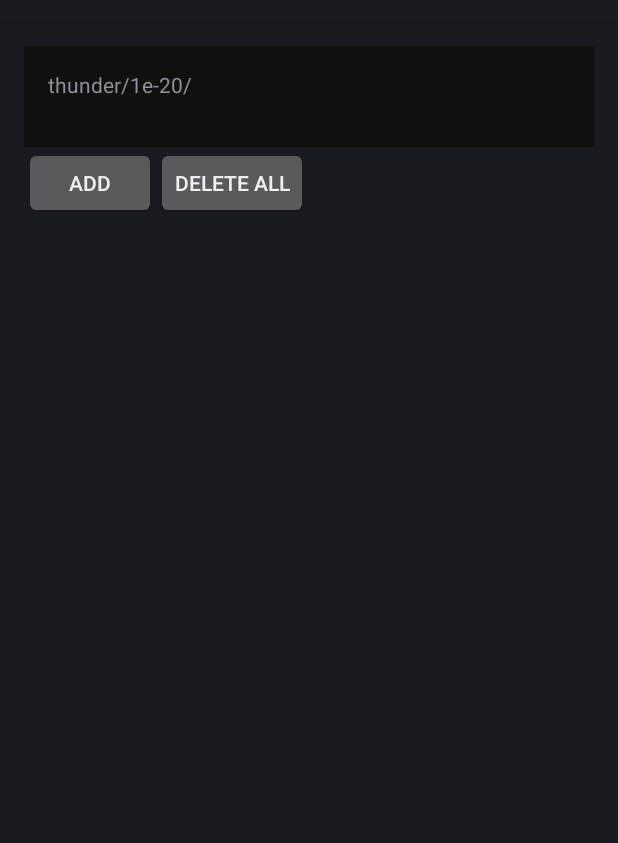
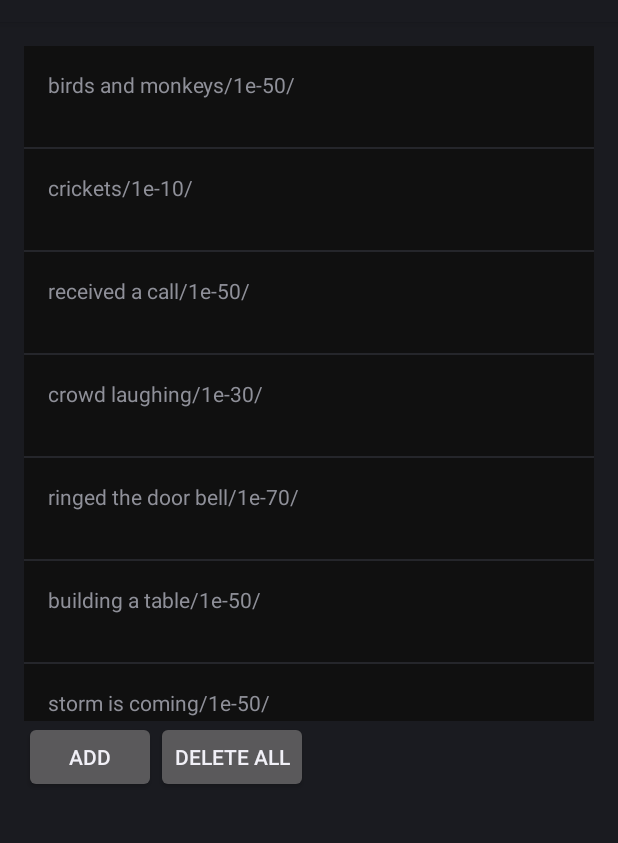
Before and after one commit to Hmihovil/SoundBook, an Android app: the screen it shows after launch (PocketSphinxActivity), on a phone screen of 412 x 824 dp, the part 62-905 px from its top. Run offline under Robolectric (Android 15) with nearby library versions, the phone set to English and light mode, and no system bars.

Commit message:
Added several sounds
Signed-off-by: Jacky Boen <jacky.boen@bartleboglehegarty.com>

```diff
--- a/app/src/main/java/edu/cmu/pocketsphinx/demo/PocketSphinxActivity.java
+++ b/app/src/main/java/edu/cmu/pocketsphinx/demo/PocketSphinxActivity.java
@@ -81,8 +81,15 @@ public class PocketSphinxActivity extends Activity implements RecognitionListene
         super.onCreate(state);
         setContentView(R.layout.main);
 
-        // add default 'thunder' keysound
-        addDefaultKeySound();
+        // add default keysounds
+        addDefaultKeySound("storm is coming", "thunder");
+        addDefaultKeySound("everyone applauded", "applause");
+        addDefaultKeySound("crickets", "crickets");
+        addDefaultKeySound("crowd laughing", "crowd_laughing");
+        addDefaultKeySound("ringed the door bell", "door_bell");
+        addDefaultKeySound("building a table", "hammering");
+        addDefaultKeySound("received a call", "phone_ringing");
+        addDefaultKeySound("birds and monkeys", "birds_and_monkeys");
 
         ListView mList = (ListView) findViewById(R.id.list);
         mList.setAdapter(mAdapter);
@@ -176,7 +183,7 @@ public class PocketSphinxActivity extends Activity implements RecognitionListene
                 if (last >= 0) {
                     key = key.substring(0, last);
                 }
-                if (text.equals(key)) {
+                if (text.indexOf(key) >= 0) {
                     Log.i(TAG, "Playing sound");
                     playSound(keyword);
                     listen();
@@ -286,10 +293,9 @@ public class PocketSphinxActivity extends Activity implements RecognitionListene
         dialog.show();
     }
 
-    // one-time use only
-    private void addDefaultKeySound() {
-        String keyword = DEFAULT_KEYWORD + calculateThreshold(DEFAULT_KEYWORD) + "\n";
-        saveKeySound(keyword, "");
+    private void addDefaultKeySound(String s, String filename) {
+        String keyword = s + calculateThreshold(s) + "\n";
+        saveKeySound(keyword, filename);
     }
 
     private void chooseKeySound(String keyword) {
@@ -320,8 +326,9 @@ public class PocketSphinxActivity extends Activity implements RecognitionListene
 
     private void playSound(String keyword) {
         String uriStr = mAdapter.get(keyword);
-        if (uriStr == null || uriStr.equals("")) {
-            MediaPlayer mediaPlayer= MediaPlayer.create(this, R.raw.thunder);
+        if (!uriStr.contains("//")) {
+            int resID = getResources().getIdentifier(uriStr, "raw", getPackageName());
+            MediaPlayer mediaPlayer = MediaPlayer.create(this, resID);
             mediaPlayer.start();
         } else {
             Uri uri = Uri.parse(uriStr);
@@ -370,7 +377,7 @@ public class PocketSphinxActivity extends Activity implements RecognitionListene
 
     private String calculateThreshold(String key) {
         final int max = 5;
-        final int mult = 3;
+        final int mult = 5;
         int n = 1;
         int len = key.length();
 
--- a/app/src/main/res/layout/main.xml
+++ b/app/src/main/res/layout/main.xml
@@ -1,14 +1,19 @@
 <?xml version="1.0" encoding="utf-8"?>
-<LinearLayout xmlns:android="http://schemas.android.com/apk/res/android"
-    android:layout_width="fill_parent"
-    android:layout_height="fill_parent"
+<ScrollView xmlns:android="http://schemas.android.com/apk/res/android"
+    android:layout_width="match_parent"
+    android:layout_height="match_parent">
+
+    <LinearLayout
+        android:layout_width="match_parent"
+        android:layout_height="wrap_content"
         android:orientation="vertical"
         android:padding="16dp" >
 
         <ListView
             android:id="@+id/list"
             android:layout_width="fill_parent"
-        android:layout_height="wrap_content" >
+            android:layout_height="450dp"
+            android:layout_weight="1">
 
         </ListView>
 
@@ -32,3 +37,5 @@
         </LinearLayout>
 
     </LinearLayout>
+
+</ScrollView>
```
Also changed, not shown: 8 other files. Lines whose indentation alone changed are shown as unchanged.
